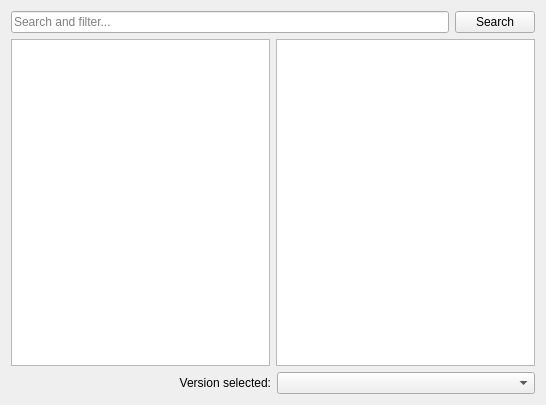
Before: the Qt Designer form launcher/ui/pages/modplatform/technic/TechnicPage.ui in PolyMC/PolyMC, drawn with Qt 5.
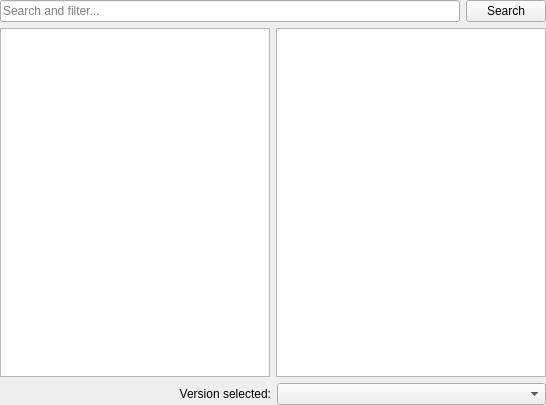
After: the same form once the commit is applied.

```diff
--- a/launcher/ui/pages/modplatform/technic/TechnicPage.ui
+++ b/launcher/ui/pages/modplatform/technic/TechnicPage.ui
@@ -11,6 +11,18 @@
    </rect>
   </property>
   <layout class="QGridLayout" name="gridLayout">
+   <property name="leftMargin">
+    <number>0</number>
+   </property>
+   <property name="topMargin">
+    <number>0</number>
+   </property>
+   <property name="rightMargin">
+    <number>0</number>
+   </property>
+   <property name="bottomMargin">
+    <number>0</number>
+   </property>
    <item row="3" column="0" colspan="2">
     <layout class="QGridLayout" name="gridLayout_3">
      <item row="0" column="2">
```
